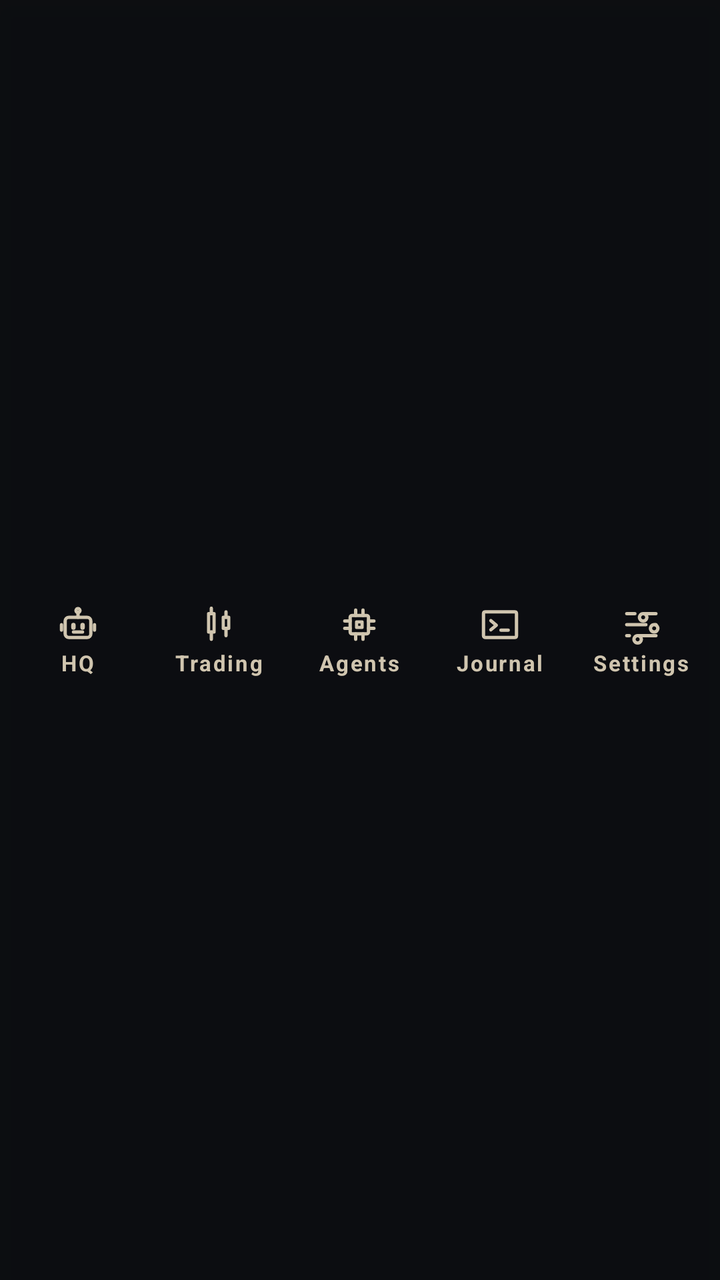
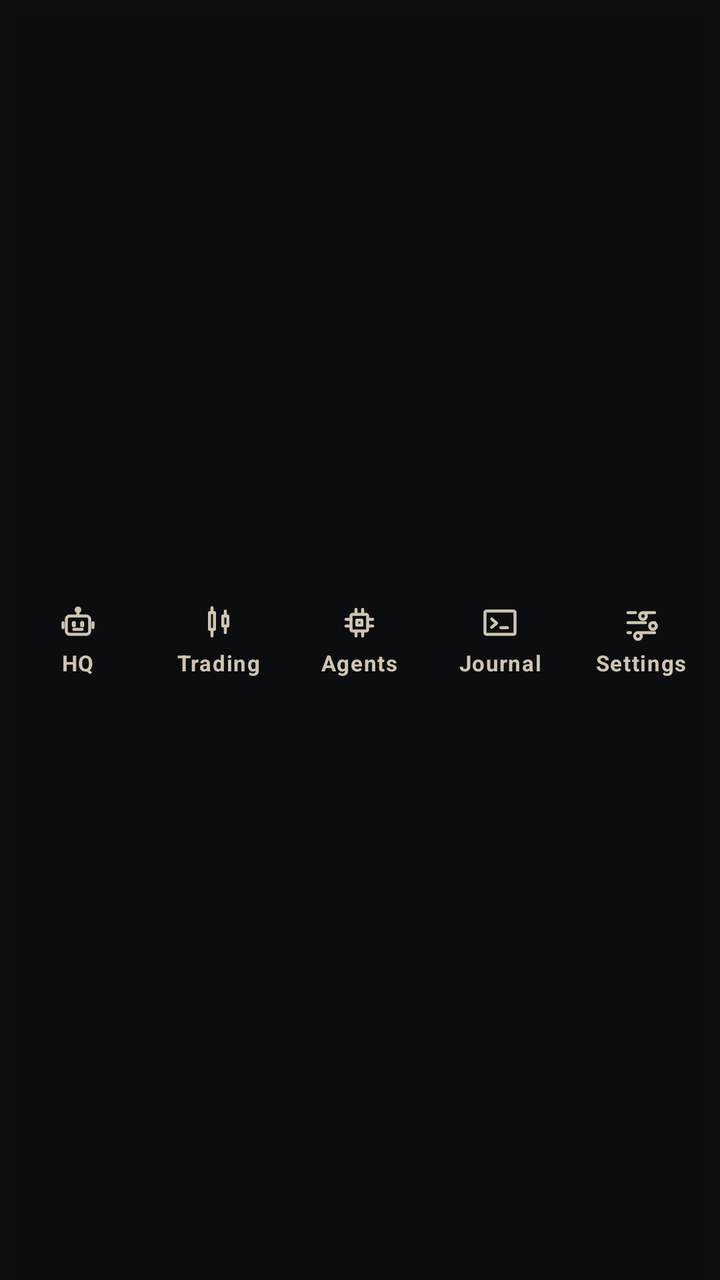

An Android layout rendered at two revisions. The XML below is the earlier revision; the diff shows what the commit changed to produce the second picture.
<!-- AndroidManifest.xml: application theme Theme.ZentradeAI -->
<!-- res/layout/view_bottom_nav.xml -->
<?xml version="1.0" encoding="utf-8"?>
<LinearLayout xmlns:android="http://schemas.android.com/apk/res/android"
    android:id="@+id/bottom_nav_bar"
    android:layout_width="match_parent"
    android:layout_height="64dp"
    android:background="#E60D0E11"
    android:elevation="8dp"
    android:gravity="center_vertical"
    android:orientation="horizontal"
    android:paddingStart="4dp"
    android:paddingEnd="4dp">

    <FrameLayout
        android:id="@+id/nav_home"
        android:layout_width="0dp"
        android:layout_height="48dp"
        android:layout_weight="1"
        android:clickable="true"
        android:focusable="true"
        android:foreground="?attr/selectableItemBackgroundBorderless">

        <LinearLayout
            android:layout_width="match_parent"
            android:layout_height="match_parent"
            android:gravity="center"
            android:orientation="vertical">

            <ImageView
                android:id="@+id/nav_home_icon"
                android:layout_width="22dp"
                android:layout_height="22dp"
                android:src="@drawable/ic_nav_hq"
                android:tint="@color/on_surface_variant" />

            <TextView
                android:id="@+id/nav_home_label"
                android:layout_width="wrap_content"
                android:layout_height="wrap_content"
                android:layout_marginTop="2dp"
                android:text="HQ"
                android:textColor="@color/on_surface_variant"
                android:textSize="11sp"
                android:textStyle="bold"
                android:fontFamily="sans-serif"
                android:letterSpacing="0.08"
                android:includeFontPadding="false" />
        </LinearLayout>

        <View
            android:id="@+id/nav_home_dot"
            android:layout_width="4dp"
            android:layout_height="4dp"
            android:layout_gravity="bottom|center_horizontal"
            android:layout_marginBottom="4dp"
            android:background="@drawable/bg_dot_primary"
            android:visibility="invisible" />
    </FrameLayout>

    <FrameLayout
        android:id="@+id/nav_trading"
        android:layout_width="0dp"
        android:layout_height="48dp"
        android:layout_weight="1"
        android:clickable="true"
        android:focusable="true"
        android:foreground="?attr/selectableItemBackgroundBorderless">

        <LinearLayout
            android:layout_width="match_parent"
            android:layout_height="match_parent"
            android:gravity="center"
            android:orientation="vertical">

            <ImageView
                android:id="@+id/nav_trading_icon"
                android:layout_width="22dp"
                android:layout_height="22dp"
                android:src="@drawable/ic_nav_trading"
                android:tint="@color/on_surface_variant" />

            <TextView
                android:id="@+id/nav_trading_label"
                android:layout_width="wrap_content"
                android:layout_height="wrap_content"
                android:layout_marginTop="2dp"
                android:text="Trading"
                android:textColor="@color/on_surface_variant"
                android:textSize="11sp"
                android:textStyle="bold"
                android:fontFamily="sans-serif"
                android:letterSpacing="0.08"
                android:includeFontPadding="false" />
        </LinearLayout>

        <View
            android:id="@+id/nav_trading_dot"
            android:layout_width="4dp"
            android:layout_height="4dp"
            android:layout_gravity="bottom|center_horizontal"
            android:layout_marginBottom="4dp"
            android:background="@drawable/bg_dot_primary"
            android:visibility="invisible" />
    </FrameLayout>

    <FrameLayout
        android:id="@+id/nav_agents"
        android:layout_width="0dp"
        android:layout_height="48dp"
        android:layout_weight="1"
        android:clickable="true"
        android:focusable="true"
        android:foreground="?attr/selectableItemBackgroundBorderless">

        <LinearLayout
            android:layout_width="match_parent"
            android:layout_height="match_parent"
            android:gravity="center"
            android:orientation="vertical">

            <ImageView
                android:id="@+id/nav_agents_icon"
                android:layout_width="22dp"
                android:layout_height="22dp"
                android:src="@drawable/ic_nav_agents"
                android:tint="@color/on_surface_variant" />

            <TextView
                android:id="@+id/nav_agents_label"
                android:layout_width="wrap_content"
                android:layout_height="wrap_content"
                android:layout_marginTop="2dp"
                android:text="Agents"
                android:textColor="@color/on_surface_variant"
                android:textSize="11sp"
                android:textStyle="bold"
                android:fontFamily="sans-serif"
                android:letterSpacing="0.08"
                android:includeFontPadding="false" />
        </LinearLayout>

        <View
            android:id="@+id/nav_agents_dot"
            android:layout_width="4dp"
            android:layout_height="4dp"
            android:layout_gravity="bottom|center_horizontal"
            android:layout_marginBottom="4dp"
            android:background="@drawable/bg_dot_primary"
            android:visibility="invisible" />
    </FrameLayout>

    <FrameLayout
        android:id="@+id/nav_journal"
        android:layout_width="0dp"
        android:layout_height="48dp"
        android:layout_weight="1"
        android:clickable="true"
        android:focusable="true"
        android:foreground="?attr/selectableItemBackgroundBorderless">

        <LinearLayout
            android:layout_width="match_parent"
            android:layout_height="match_parent"
            android:gravity="center"
            android:orientation="vertical">

            <ImageView
                android:id="@+id/nav_journal_icon"
                android:layout_width="22dp"
                android:layout_height="22dp"
                android:src="@drawable/ic_nav_journal"
                android:tint="@color/on_surface_variant" />

            <TextView
                android:id="@+id/nav_journal_label"
                android:layout_width="wrap_content"
                android:layout_height="wrap_content"
                android:layout_marginTop="2dp"
                android:text="Journal"
                android:textColor="@color/on_surface_variant"
                android:textSize="11sp"
                android:textStyle="bold"
                android:fontFamily="sans-serif"
                android:letterSpacing="0.08"
                android:includeFontPadding="false" />
        </LinearLayout>

        <View
            android:id="@+id/nav_journal_dot"
            android:layout_width="4dp"
            android:layout_height="4dp"
            android:layout_gravity="bottom|center_horizontal"
            android:layout_marginBottom="4dp"
            android:background="@drawable/bg_dot_primary"
            android:visibility="invisible" />
    </FrameLayout>

    <FrameLayout
        android:id="@+id/nav_settings"
        android:layout_width="0dp"
        android:layout_height="48dp"
        android:layout_weight="1"
        android:clickable="true"
        android:focusable="true"
        android:foreground="?attr/selectableItemBackgroundBorderless">

        <LinearLayout
            android:layout_width="match_parent"
            android:layout_height="match_parent"
            android:gravity="center"
            android:orientation="vertical">

            <ImageView
                android:id="@+id/nav_settings_icon"
                android:layout_width="22dp"
                android:layout_height="22dp"
                android:src="@drawable/ic_nav_settings"
                android:tint="@color/on_surface_variant" />

            <TextView
                android:id="@+id/nav_settings_label"
                android:layout_width="wrap_content"
                android:layout_height="wrap_content"
                android:layout_marginTop="2dp"
                android:text="Settings"
                android:textColor="@color/on_surface_variant"
                android:textSize="11sp"
                android:textStyle="bold"
                android:fontFamily="sans-serif"
                android:letterSpacing="0.08"
                android:includeFontPadding="false" />
        </LinearLayout>

        <View
            android:id="@+id/nav_settings_dot"
            android:layout_width="4dp"
            android:layout_height="4dp"
            android:layout_gravity="bottom|center_horizontal"
            android:layout_marginBottom="4dp"
            android:background="@drawable/bg_dot_primary"
            android:visibility="invisible" />
    </FrameLayout>
</LinearLayout>
<!-- resources referenced by this layout -->
<resources>
  <color name="on_surface_variant">#D0C5AF</color>
  <!-- drawable bg_dot_primary (drawable) -->
  <?xml version="1.0" encoding="utf-8"?>
  <shape xmlns:android="http://schemas.android.com/apk/res/android" android:shape="oval">
      <solid android:color="#F2CA50" />
  </shape>
  <!-- drawable ic_nav_journal (drawable) -->
  <?xml version="1.0" encoding="utf-8"?>
  <vector xmlns:android="http://schemas.android.com/apk/res/android"
      android:width="24dp"
      android:height="24dp"
      android:viewportWidth="24"
      android:viewportHeight="24">
      <path android:pathData="M4,5 H20 C20.6,5 21,5.4 21,6 V18 C21,18.6 20.6,19 20,19 H4 C3.4,19 3,18.6 3,18 V6 C3,5.4 3.4,5 4,5 Z" android:strokeColor="#FFFFFF" android:strokeWidth="1.8" android:strokeLineCap="round" android:strokeLineJoin="round" />
      <path android:pathData="M7,9.8 L10,12.3 L7,14.8" android:strokeColor="#FFFFFF" android:strokeWidth="1.8" android:strokeLineCap="round" android:strokeLineJoin="round" />
      <path android:pathData="M12.5,15 H16.5" android:strokeColor="#FFFFFF" android:strokeWidth="1.8" android:strokeLineCap="round" android:strokeLineJoin="round" />
  </vector>
  <style name="Theme.ZentradeAI" parent="Theme.MaterialComponents.DayNight.NoActionBar">
          
          <item name="colorPrimary">@color/primary</item>
          <item name="colorPrimaryVariant">@color/primary_container</item>
          <item name="colorOnPrimary">@color/on_primary</item>
          
          <item name="colorSecondary">@color/secondary</item>
          <item name="colorSecondaryVariant">@color/secondary_container</item>
          <item name="colorOnSecondary">@color/on_secondary</item>
          
          <item name="android:statusBarColor" tools:targetApi="l">@color/surface_container_lowest</item>
          
          <item name="android:windowBackground">@color/surface</item>
          <item name="android:textColorPrimary">@color/on_surface</item>
          <item name="android:textColorSecondary">@color/on_surface_variant</item>
          
          <item name="bottomNavigationStyle">@style/Widget.ZentradeAI.BottomNavigationView</item>
      </style>
  <color name="primary">#F2CA50</color>
  <color name="primary_container">#D4AF37</color>
  <color name="on_primary">#3C2F00</color>
  <color name="secondary">#E9C176</color>
  <color name="secondary_container">#604403</color>
  <color name="on_secondary">#412D00</color>
  <color name="surface_container_lowest">#0D0E11</color>
  <color name="surface">#121316</color>
  <color name="on_surface">#E3E2E6</color>
  <style name="Widget.ZentradeAI.BottomNavigationView" parent="Widget.MaterialComponents.BottomNavigationView">
          <item name="android:background">@color/surface_container_lowest</item>
          <item name="itemIconTint">@color/nav_item_color</item>
          <item name="itemTextColor">@color/nav_item_color</item>
          <item name="elevation">8dp</item>
      </style>
  <!-- unchanged entries left out for length: 4 -->
</resources>

<!-- the commit's change to res/layout/view_bottom_nav.xml (unified diff, before → after) -->
@@ -13,7 +13,7 @@
     <FrameLayout
         android:id="@+id/nav_home"
         android:layout_width="0dp"
-        android:layout_height="48dp"
+        android:layout_height="56dp"
         android:layout_weight="1"
         android:clickable="true"
         android:focusable="true"
@@ -27,8 +27,8 @@
 
             <ImageView
                 android:id="@+id/nav_home_icon"
-                android:layout_width="22dp"
-                android:layout_height="22dp"
+                android:layout_width="20dp"
+                android:layout_height="20dp"
                 android:src="@drawable/ic_nav_hq"
                 android:tint="@color/on_surface_variant" />
 
@@ -36,13 +36,14 @@
                 android:id="@+id/nav_home_label"
                 android:layout_width="wrap_content"
                 android:layout_height="wrap_content"
-                android:layout_marginTop="2dp"
+                android:layout_marginTop="4dp"
+                android:maxLines="1"
                 android:text="HQ"
                 android:textColor="@color/on_surface_variant"
                 android:textSize="11sp"
                 android:textStyle="bold"
                 android:fontFamily="sans-serif"
-                android:letterSpacing="0.08"
+                android:letterSpacing="0.05"
                 android:includeFontPadding="false" />
         </LinearLayout>
 
@@ -51,7 +52,7 @@
             android:layout_width="4dp"
             android:layout_height="4dp"
             android:layout_gravity="bottom|center_horizontal"
-            android:layout_marginBottom="4dp"
+            android:layout_marginBottom="2dp"
             android:background="@drawable/bg_dot_primary"
             android:visibility="invisible" />
     </FrameLayout>
@@ -59,7 +60,7 @@
     <FrameLayout
         android:id="@+id/nav_trading"
         android:layout_width="0dp"
-        android:layout_height="48dp"
+        android:layout_height="56dp"
         android:layout_weight="1"
         android:clickable="true"
         android:focusable="true"
@@ -73,8 +74,8 @@
 
             <ImageView
                 android:id="@+id/nav_trading_icon"
-                android:layout_width="22dp"
-                android:layout_height="22dp"
+                android:layout_width="20dp"
+                android:layout_height="20dp"
                 android:src="@drawable/ic_nav_trading"
                 android:tint="@color/on_surface_variant" />
 
@@ -82,13 +83,14 @@
                 android:id="@+id/nav_trading_label"
                 android:layout_width="wrap_content"
                 android:layout_height="wrap_content"
-                android:layout_marginTop="2dp"
+                android:layout_marginTop="4dp"
+                android:maxLines="1"
                 android:text="Trading"
                 android:textColor="@color/on_surface_variant"
                 android:textSize="11sp"
                 android:textStyle="bold"
                 android:fontFamily="sans-serif"
-                android:letterSpacing="0.08"
+                android:letterSpacing="0.05"
                 android:includeFontPadding="false" />
         </LinearLayout>
 
@@ -97,7 +99,7 @@
             android:layout_width="4dp"
             android:layout_height="4dp"
             android:layout_gravity="bottom|center_horizontal"
-            android:layout_marginBottom="4dp"
+            android:layout_marginBottom="2dp"
             android:background="@drawable/bg_dot_primary"
             android:visibility="invisible" />
     </FrameLayout>
@@ -105,7 +107,7 @@
     <FrameLayout
         android:id="@+id/nav_agents"
         android:layout_width="0dp"
-        android:layout_height="48dp"
+        android:layout_height="56dp"
         android:layout_weight="1"
         android:clickable="true"
         android:focusable="true"
@@ -119,8 +121,8 @@
 
             <ImageView
                 android:id="@+id/nav_agents_icon"
-                android:layout_width="22dp"
-                android:layout_height="22dp"
+                android:layout_width="20dp"
+                android:layout_height="20dp"
                 android:src="@drawable/ic_nav_agents"
                 android:tint="@color/on_surface_variant" />
 
@@ -128,13 +130,14 @@
                 android:id="@+id/nav_agents_label"
                 android:layout_width="wrap_content"
                 android:layout_height="wrap_content"
-                android:layout_marginTop="2dp"
+                android:layout_marginTop="4dp"
+                android:maxLines="1"
                 android:text="Agents"
                 android:textColor="@color/on_surface_variant"
                 android:textSize="11sp"
                 android:textStyle="bold"
                 android:fontFamily="sans-serif"
-                android:letterSpacing="0.08"
+                android:letterSpacing="0.05"
                 android:includeFontPadding="false" />
         </LinearLayout>
 
@@ -143,7 +146,7 @@
             android:layout_width="4dp"
             android:layout_height="4dp"
             android:layout_gravity="bottom|center_horizontal"
-            android:layout_marginBottom="4dp"
+            android:layout_marginBottom="2dp"
             android:background="@drawable/bg_dot_primary"
             android:visibility="invisible" />
     </FrameLayout>
@@ -151,7 +154,7 @@
     <FrameLayout
         android:id="@+id/nav_journal"
         android:layout_width="0dp"
-        android:layout_height="48dp"
+        android:layout_height="56dp"
         android:layout_weight="1"
         android:clickable="true"
         android:focusable="true"
@@ -165,8 +168,8 @@
 
             <ImageView
                 android:id="@+id/nav_journal_icon"
-                android:layout_width="22dp"
-                android:layout_height="22dp"
+                android:layout_width="20dp"
+                android:layout_height="20dp"
                 android:src="@drawable/ic_nav_journal"
                 android:tint="@color/on_surface_variant" />
 
@@ -174,13 +177,14 @@
                 android:id="@+id/nav_journal_label"
                 android:layout_width="wrap_content"
                 android:layout_height="wrap_content"
-                android:layout_marginTop="2dp"
+                android:layout_marginTop="4dp"
+                android:maxLines="1"
                 android:text="Journal"
                 android:textColor="@color/on_surface_variant"
                 android:textSize="11sp"
                 android:textStyle="bold"
                 android:fontFamily="sans-serif"
-                android:letterSpacing="0.08"
+                android:letterSpacing="0.05"
                 android:includeFontPadding="false" />
         </LinearLayout>
 
@@ -189,7 +193,7 @@
             android:layout_width="4dp"
             android:layout_height="4dp"
             android:layout_gravity="bottom|center_horizontal"
-            android:layout_marginBottom="4dp"
+            android:layout_marginBottom="2dp"
             android:background="@drawable/bg_dot_primary"
             android:visibility="invisible" />
     </FrameLayout>
@@ -197,7 +201,7 @@
     <FrameLayout
         android:id="@+id/nav_settings"
         android:layout_width="0dp"
-        android:layout_height="48dp"
+        android:layout_height="56dp"
         android:layout_weight="1"
         android:clickable="true"
         android:focusable="true"
@@ -211,8 +215,8 @@
 
             <ImageView
                 android:id="@+id/nav_settings_icon"
-                android:layout_width="22dp"
-                android:layout_height="22dp"
+                android:layout_width="20dp"
+                android:layout_height="20dp"
                 android:src="@drawable/ic_nav_settings"
                 android:tint="@color/on_surface_variant" />
 
@@ -220,13 +224,14 @@
                 android:id="@+id/nav_settings_label"
                 android:layout_width="wrap_content"
                 android:layout_height="wrap_content"
-                android:layout_marginTop="2dp"
+                android:layout_marginTop="4dp"
+                android:maxLines="1"
                 android:text="Settings"
                 android:textColor="@color/on_surface_variant"
                 android:textSize="11sp"
                 android:textStyle="bold"
                 android:fontFamily="sans-serif"
-                android:letterSpacing="0.08"
+                android:letterSpacing="0.05"
                 android:includeFontPadding="false" />
         </LinearLayout>
 
@@ -235,7 +240,7 @@
             android:layout_width="4dp"
             android:layout_height="4dp"
             android:layout_gravity="bottom|center_horizontal"
-            android:layout_marginBottom="4dp"
+            android:layout_marginBottom="2dp"
             android:background="@drawable/bg_dot_primary"
             android:visibility="invisible" />
     </FrameLayout>
